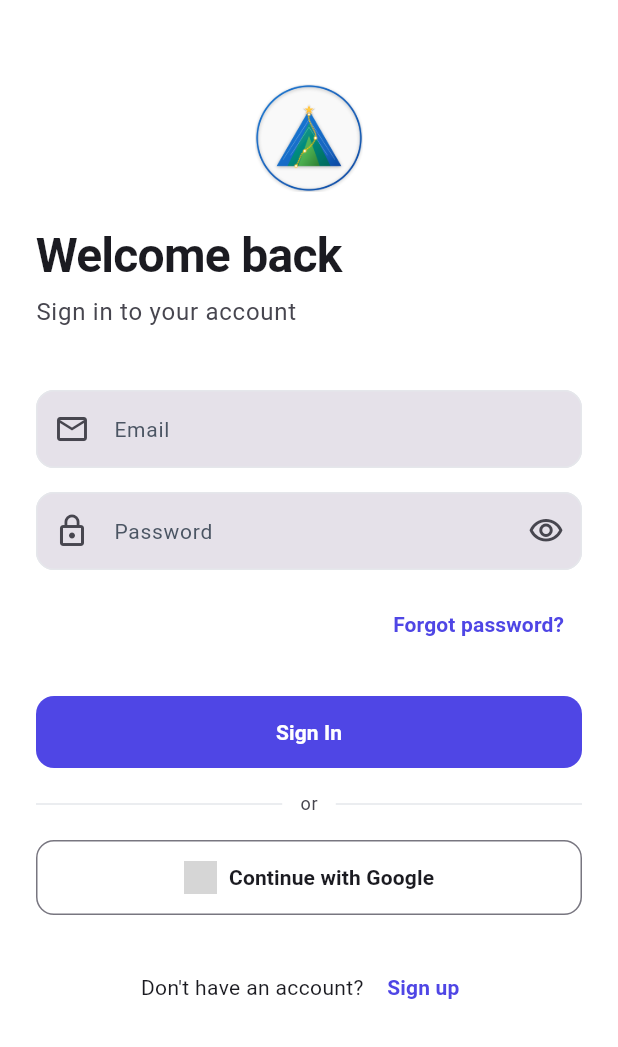
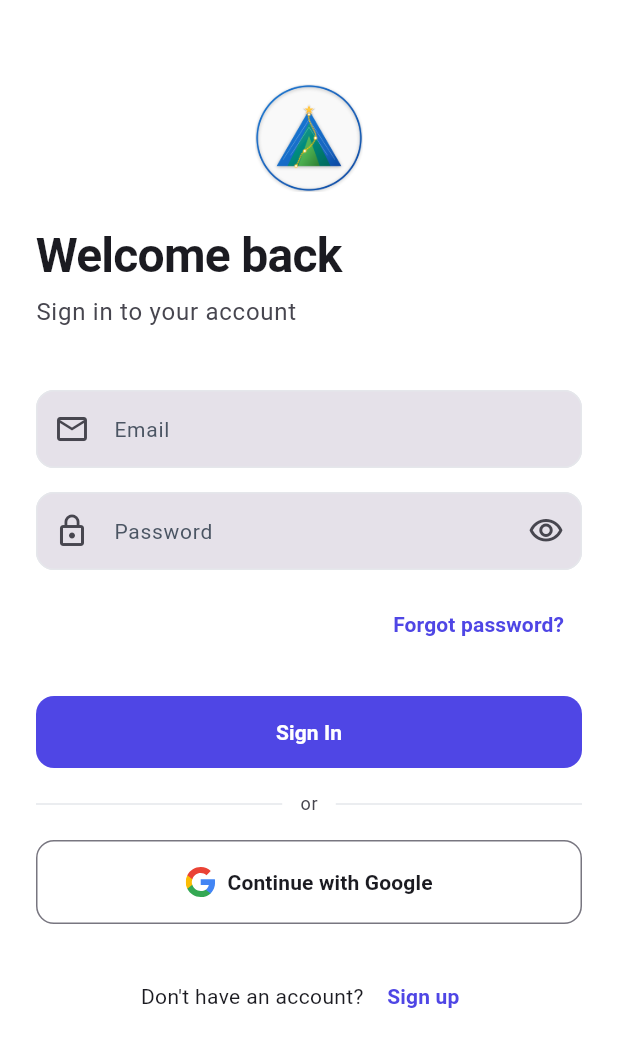
Before and after one commit to botwa2000/bonifatus-calculator, a Flutter app: the LoginScreen screen opened by its route, on a phone screen of 412 x 824 dp. Shown: the top 1047 px of the screen. Run offline on Flutter 3.47's test engine with Material 3 defaults, Android fonts, the phone set to English and light mode, and no system bars; our stand-ins replace dio, fl_chart, flutter_riverpod, flutter_secure_storage, flutter_svg, go_router and 5 more; missing offline and left inert: google_mlkit_text_recognition, mobile_scanner; accounts and stored records are empty; grey boxes are pictures that could not be loaded.

Commit message:
Fix Google Sign-In, button layout, and add reset-email audit logging
Mobile:
- login_screen: biometric + Google buttons now full-width (minimumSize
  double.infinity) matching the Sign In button
- login_screen: replace placeholder G icon with proper Google SVG logo;
  add flutter_svg dependency for SVG rendering
- Add assets/images/google_logo.svg (official Google multicolor G)

CI:
- flutter-release.yml: pass GOOGLE_WEB_CLIENT_ID dart-define so
  AppConstants.googleWebClientId is non-empty in release builds
  (was causing immediate "Google Sign-In not configured yet" error)

Backend:
- forgot-password: log source (mobile/web), IP, and user-agent whenever
  a password-reset email is actually sent — helps trace automated triggers

Co-Authored-By: Claude Sonnet 4.6 <noreply@anthropic.com>

```diff
--- a/mobile/lib/features/auth/screens/login_screen.dart
+++ b/mobile/lib/features/auth/screens/login_screen.dart
@@ -1,5 +1,6 @@
 import 'package:flutter/material.dart';
 import 'package:flutter/services.dart';
+import 'package:flutter_svg/flutter_svg.dart';
 import 'package:flutter_riverpod/flutter_riverpod.dart';
 import 'package:bonifatus_mobile/l10n/app_localizations.dart';
 import 'package:go_router/go_router.dart';
@@ -233,6 +234,7 @@ class _LoginScreenState extends ConsumerState<LoginScreen> {
                     style: OutlinedButton.styleFrom(
                       foregroundColor: AppColors.primary,
                       side: const BorderSide(color: AppColors.primary),
+                      minimumSize: const Size(double.infinity, 56),
                       padding: const EdgeInsets.symmetric(vertical: 14),
                       shape: RoundedRectangleBorder(borderRadius: BorderRadius.circular(12)),
                     ),
@@ -251,14 +253,19 @@ class _LoginScreenState extends ConsumerState<LoginScreen> {
                 const SizedBox(height: 16),
                 OutlinedButton.icon(
                   onPressed: _isSubmitting ? null : _loginWithGoogle,
-                  icon: Image.asset('assets/images/google_logo.png', width: 20, height: 20,
-                    errorBuilder: (_, __, ___) => const Icon(Icons.g_mobiledata, size: 22)),
-                  label: Text(l10n.loginContinueWithGoogle),
+                  icon: SvgPicture.asset('assets/images/google_logo.svg', width: 20, height: 20),
+                  label: Text(l10n.loginContinueWithGoogle,
+                    style: theme.textTheme.labelLarge?.copyWith(
+                      color: theme.colorScheme.onSurface,
+                      fontWeight: FontWeight.w600,
+                    )),
                   style: OutlinedButton.styleFrom(
                     foregroundColor: theme.colorScheme.onSurface,
                     side: BorderSide(color: theme.colorScheme.outline),
+                    minimumSize: const Size(double.infinity, 56),
                     padding: const EdgeInsets.symmetric(vertical: 14),
                     shape: RoundedRectangleBorder(borderRadius: BorderRadius.circular(12)),
+                    backgroundColor: theme.colorScheme.surface,
                   ),
                 ),
                 const SizedBox(height: 24),
--- a/mobile/pubspec.yaml
+++ b/mobile/pubspec.yaml
@@ -62,6 +62,7 @@ dependencies:
   shared_preferences: ^2.3.3
   package_info_plus: ^8.1.2
   url_launcher: ^6.3.1
+  flutter_svg: ^2.0.10+1
 
   cupertino_icons: ^1.0.8
 
```
Also changed, not shown: mobile/assets/images/google_logo.svg (added), mobile/pubspec.lock, 2 other files.
